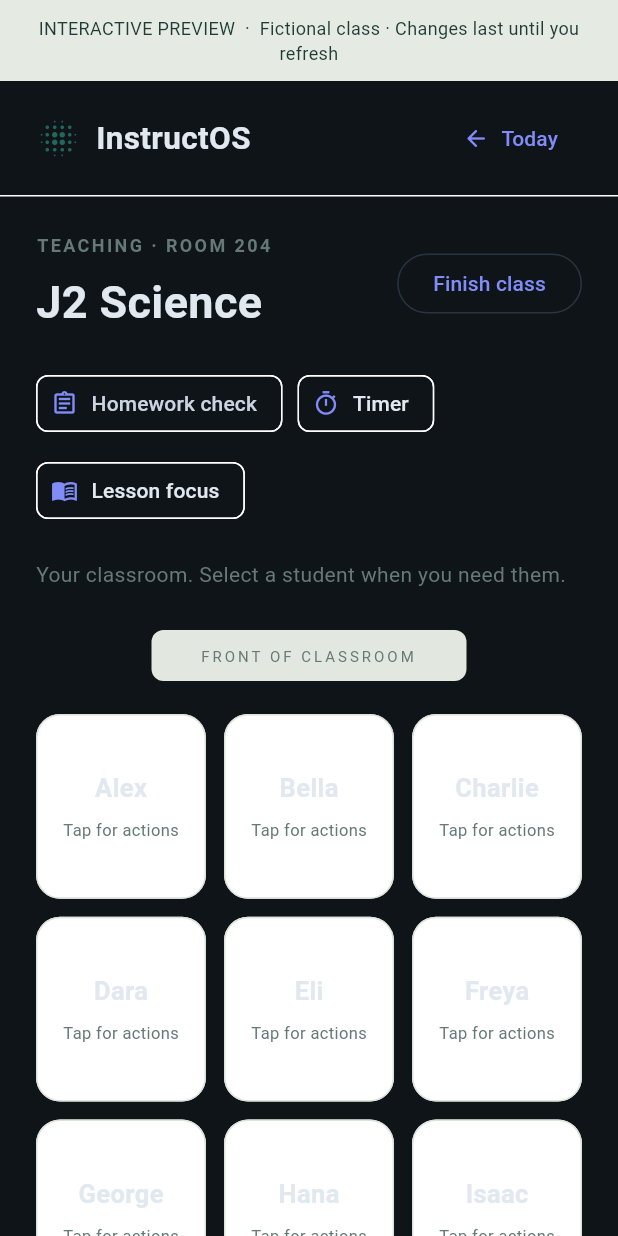
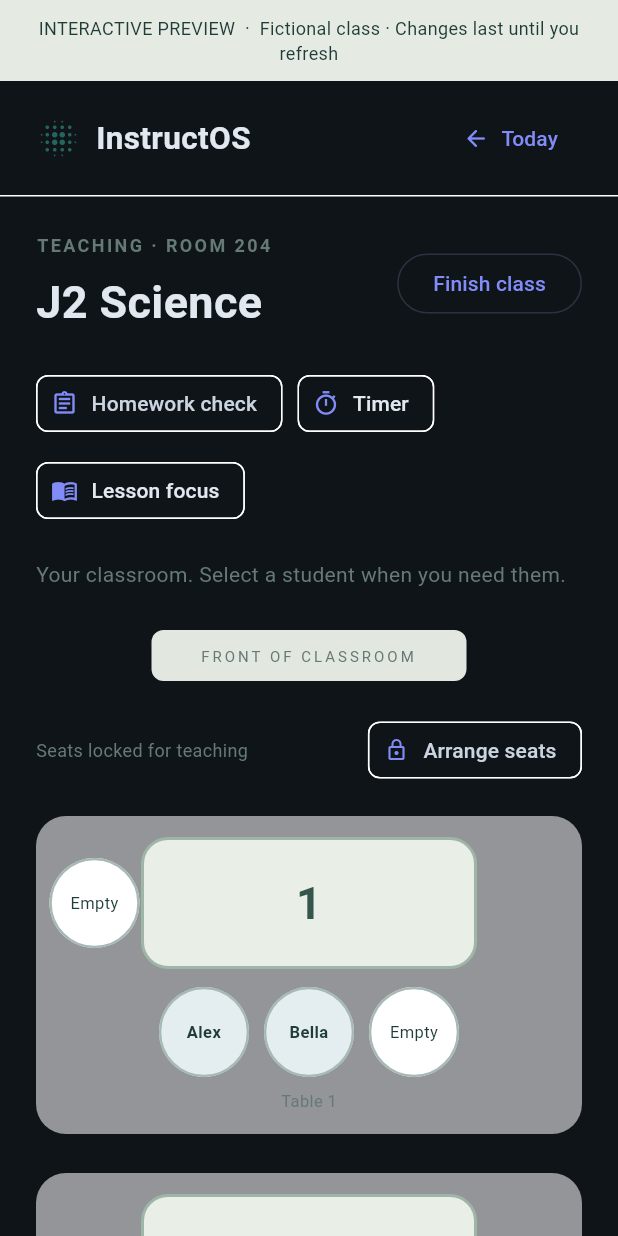
Before and after one commit to gastonstuart-lab/Gradeflow, a Flutter app: the TeachingJourney screen opened directly, after a tap on "Start class", on a phone screen of 412 x 824 dp. Run offline on Flutter 3.47's test engine with Material 3 defaults, Android fonts, the phone set to English and light mode, and no system bars; our stand-ins replace cloud_firestore, cloud_functions, csv, file_picker, firebase_auth, firebase_core and 10 more; missing offline and left inert: dart:js_interop, dart:ui_web, excel, icalendar_parser; accounts and stored records are empty.

Commit message:
Bring table seating interactions into teaching preview

```diff
--- /dev/null
+++ b/lib/components/teaching_preview_room.dart
@@ -0,0 +1,230 @@
+import 'package:flutter/material.dart';
+
+/// Synthetic table workspace adapted from Classroom.html's interaction model.
+/// The owner holds student IDs and lesson records independently of seat indexes.
+class TeachingPreviewRoom extends StatefulWidget {
+  final Map<String, String> students;
+  final List<String?> seats;
+  final Map<String, String> homework;
+  final bool checking;
+  final String? selectedStudent;
+  final ValueChanged<String> onStudent;
+  final ValueChanged<String> onDone;
+  final void Function(int from, int to) onMove;
+
+  const TeachingPreviewRoom({
+    super.key,
+    required this.students,
+    required this.seats,
+    required this.homework,
+    required this.checking,
+    required this.selectedStudent,
+    required this.onStudent,
+    required this.onDone,
+    required this.onMove,
+  });
+
+  @override
+  State<TeachingPreviewRoom> createState() => _TeachingPreviewRoomState();
+}
+
+class _TeachingPreviewRoomState extends State<TeachingPreviewRoom> {
+  bool _arranging = false;
+  int? _moving;
+
+  void _choose(int slot) {
+    if (!_arranging) {
+      final student = widget.seats[slot];
+      if (student != null) widget.onStudent(student);
+    } else if (_moving == null) {
+      if (widget.seats[slot] != null) setState(() => _moving = slot);
+    } else {
+      widget.onMove(_moving!, slot);
+      setState(() => _moving = null);
+    }
+  }
+
+  @override
+  Widget build(BuildContext context) => Column(children: [
+        Row(children: [
+          Expanded(
+              child: Text(
+                  _arranging
+                      ? 'Drag a student, or tap a student then a seat.'
+                      : 'Seats locked for teaching',
+                  style:
+                      const TextStyle(color: Color(0xff657975), fontSize: 12))),
+          const SizedBox(width: 8),
+          FilterChip(
+            selected: _arranging,
+            avatar: Icon(_arranging ? Icons.lock_open : Icons.lock_outline,
+                size: 16),
+            label: Text(_arranging ? 'Lock seats' : 'Arrange seats'),
+            onSelected: (_) => setState(() {
+              _arranging = !_arranging;
+              _moving = null;
+            }),
+          ),
+        ]),
+        const SizedBox(height: 20),
+        LayoutBuilder(builder: (context, constraints) {
+          final columns = constraints.maxWidth >= 780
+              ? 3
+              : constraints.maxWidth >= 500
+                  ? 2
+                  : 1;
+          final width = (constraints.maxWidth - (columns - 1) * 18) / columns;
+          return Wrap(
+              spacing: 18,
+              runSpacing: 26,
+              children: List.generate(
+                  6,
+                  (table) => SizedBox(
+                        width: width,
+                        child: _table(table),
+                      )));
+        }),
+      ]);
+
+  Widget _table(int table) {
+    final sideLeft = table == 0;
+    final sideRight = table == 2;
+    return Container(
+      padding: const EdgeInsets.symmetric(vertical: 14, horizontal: 8),
+      decoration: BoxDecoration(
+          color: Colors.white.withValues(alpha: 0.55),
+          borderRadius: BorderRadius.circular(20)),
+      child: Column(children: [
+        Row(children: [
+          SizedBox(width: 62, child: sideLeft ? _seat(table * 4 + 3) : null),
+          Expanded(
+              child: Container(
+            height: 88,
+            decoration: BoxDecoration(
+              color: const Color(0xffe9eee7),
+              borderRadius: BorderRadius.circular(18),
+              border: Border.all(color: const Color(0xff9eb5a8), width: 2),
+            ),
+            child: Center(
+                child: Text('${table + 1}',
+                    style: const TextStyle(
+                        fontSize: 30,
+                        color: Color(0xff36564c),
+                        fontWeight: FontWeight.w600))),
+          )),
+          SizedBox(width: 62, child: sideRight ? _seat(table * 4 + 3) : null),
+        ]),
+        const SizedBox(height: 12),
+        Row(
+            mainAxisAlignment: MainAxisAlignment.center,
+            children: List.generate(
+                3,
+                (seat) => Padding(
+                      padding: const EdgeInsets.symmetric(horizontal: 5),
+                      child: _seat(table * 4 + seat),
+                    ))),
+        const SizedBox(height: 8),
+        Text('Table ${table + 1}',
+            style: const TextStyle(fontSize: 11, color: Color(0xff657975))),
+      ]),
+    );
+  }
+
+  Widget _seat(int slot) {
+    final id = widget.seats[slot];
+    final status = widget.homework[id] ?? 'Unchecked';
+    final done = status == 'Done';
+    final selected =
+        id != null && id == widget.selectedStudent || _moving == slot;
+    final name = widget.students[id] ?? 'Empty';
+    final color = widget.checking && done
+        ? const Color(0xffdceee2)
+        : const Color(0xffe4eef0);
+
+    Widget token({bool feedback = false}) => Material(
+          color: id == null ? Colors.white : color,
+          shape: CircleBorder(
+              side: BorderSide(
+                  color: selected
+                      ? const Color(0xff23675c)
+                      : const Color(0xffa6b9b5),
+                  width: selected ? 3 : 1.5)),
+          child: SizedBox(
+              width: 60,
+              height: 60,
+              child: feedback
+                  ? Center(
+                      child: Text(name, style: const TextStyle(fontSize: 11)))
+                  : InkWell(
+                      key: id == null ? null : ValueKey('student-$id'),
+                      customBorder: const CircleBorder(),
+                      onTap: () => _choose(slot),
+                      child: Center(
+                          child: Padding(
+                              padding: const EdgeInsets.all(4),
+                              child: Text(name,
+                                  maxLines: 2,
+                                  overflow: TextOverflow.ellipsis,
+                                  textAlign: TextAlign.center,
+                                  style: TextStyle(
+                                      fontSize: 11,
+                                      fontWeight: id == null
+                                          ? FontWeight.w400
+                                          : FontWeight.w600,
+                                      color: const Color(0xff203c39))))),
+                    )),
+        );
+
+    return SizedBox(
+        width: 60,
+        child: Column(children: [
+          DragTarget<int>(
+            key: ValueKey('seat-$slot'),
+            onWillAcceptWithDetails: (details) =>
+                _arranging && details.data != slot,
+            onAcceptWithDetails: (details) {
+              widget.onMove(details.data, slot);
+              setState(() => _moving = null);
+            },
+            builder: (context, candidates, rejected) => DecoratedBox(
+              decoration: BoxDecoration(
+                  shape: BoxShape.circle,
+                  boxShadow: candidates.isEmpty
+                      ? null
+                      : [
+                          const BoxShadow(
+                              color: Color(0xff8dbbad),
+                              blurRadius: 8,
+                              spreadRadius: 3)
+                        ]),
+              child: _arranging && id != null
+                  ? Draggable<int>(
+                      data: slot,
+                      feedback: token(feedback: true),
+                      childWhenDragging: Opacity(opacity: 0.3, child: token()),
+                      child: token(),
+                    )
+                  : token(),
+            ),
+          ),
+          if (widget.checking && id != null && !_arranging) ...[
+            const SizedBox(height: 6),
+            Tooltip(
+                message: done ? '$name: Done' : 'Mark $name done',
+                child: SizedBox(
+                    height: 32,
+                    child: TextButton(
+                      key: ValueKey('done-$id'),
+                      style: TextButton.styleFrom(
+                          padding: EdgeInsets.zero,
+                          minimumSize: const Size(60, 32),
+                          textStyle: const TextStyle(fontSize: 10)),
+                      onPressed: () => widget.onDone(id),
+                      child: Text(done ? '✓ Done' : 'Done'),
+                    ))),
+            if (status != 'Done' && status != 'Unchecked')
+              Text(status, style: const TextStyle(fontSize: 10)),
+          ],
+        ]));
+  }
+}
--- a/lib/teaching_preview.dart
+++ b/lib/teaching_preview.dart
@@ -1,5 +1,6 @@
 import 'dart:async';
 import 'package:flutter/material.dart';
+import 'package:gradeflow/components/teaching_preview_room.dart';
 
 void main() => runApp(const TeachingPreview());
 
@@ -58,6 +59,8 @@ class _TeachingJourneyState extends State<TeachingJourney> {
     's11': 'Kai',
     's12': 'Lena',
   };
+  final List<String?> _seats = List.generate(
+      24, (i) => i % 4 < 2 ? 's${(i ~/ 4) * 2 + i % 4 + 1}' : null);
   final Map<String, String> _homework = {};
   final Map<String, String> _notes = {};
   final Set<String> _followUps = {};
@@ -352,53 +355,20 @@ class _TeachingJourneyState extends State<TeachingJourney> {
                       style: TextStyle(
                           fontSize: 10, letterSpacing: 2, color: _muted)))),
           const SizedBox(height: 22),
-          LayoutBuilder(
-              builder: (context, size) => GridView.count(
-                    crossAxisCount: size.maxWidth < 540 ? 3 : 4,
-                    childAspectRatio: size.maxWidth < 540 ? 0.92 : 1.5,
-                    mainAxisSpacing: 12,
-                    crossAxisSpacing: 12,
-                    shrinkWrap: true,
-                    physics: const NeverScrollableScrollPhysics(),
-                    children: _students.entries.map((student) {
-                      final status = _homework[student.key] ?? 'Unchecked';
-                      final selected =
-                          _student == student.key && _panel == 'student';
-                      return Material(
-                        color: _checking && status == 'Done'
-                            ? const Color(0xffdceee2)
-                            : Colors.white,
-                        shape: RoundedRectangleBorder(
-                            borderRadius: BorderRadius.circular(16),
-                            side: BorderSide(
-                                color:
-                                    selected ? _green : const Color(0xffdce3d9),
-                                width: selected ? 2 : 1)),
-                        child: InkWell(
-                            borderRadius: BorderRadius.circular(16),
-                            onTap: () => _openStudent(student.key),
-                            child: Padding(
-                                padding: const EdgeInsets.all(10),
-                                child: Column(
-                                    mainAxisAlignment: MainAxisAlignment.center,
-                                    children: [
-                                      Text(student.value,
-                                          style: const TextStyle(
-                                              fontSize: 17,
-                                              fontWeight: FontWeight.w600)),
-                                      const SizedBox(height: 8),
-                                      Text(
-                                          _checking
-                                              ? status
-                                              : _followUps.contains(student.key)
-                                                  ? 'Follow-up noted'
-                                                  : 'Tap for actions',
-                                          style: const TextStyle(
-                                              fontSize: 11, color: _muted)),
-                                    ]))),
-                      );
-                    }).toList(),
-                  )),
+          TeachingPreviewRoom(
+            students: _students,
+            seats: _seats,
+            homework: _homework,
+            checking: _checking,
+            selectedStudent: _panel == 'student' ? _student : null,
+            onStudent: _openStudent,
+            onDone: (id) => setState(() => _homework[id] = 'Done'),
+            onMove: (from, to) => setState(() {
+              final displaced = _seats[to];
+              _seats[to] = _seats[from];
+              _seats[from] = displaced;
+            }),
+          ),
           const SizedBox(height: 20),
           const Text(
               'Teacher workspace · Private notes stay here. This is not a projected classroom display.',
```
Also changed, not shown: 2 other files.
